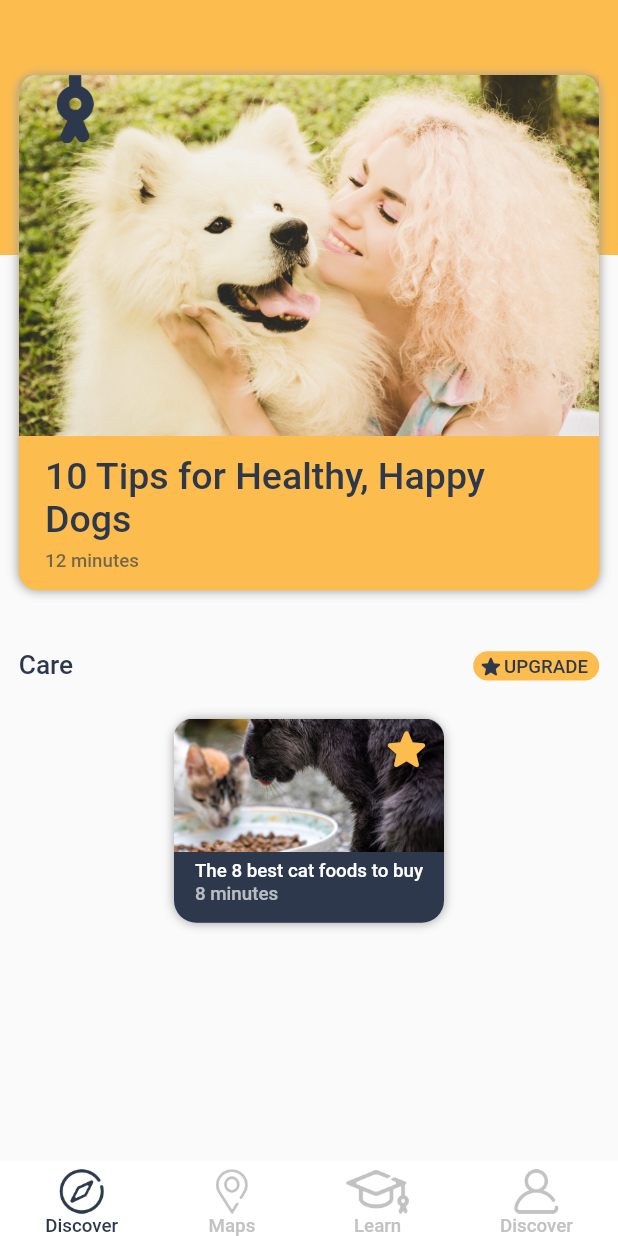
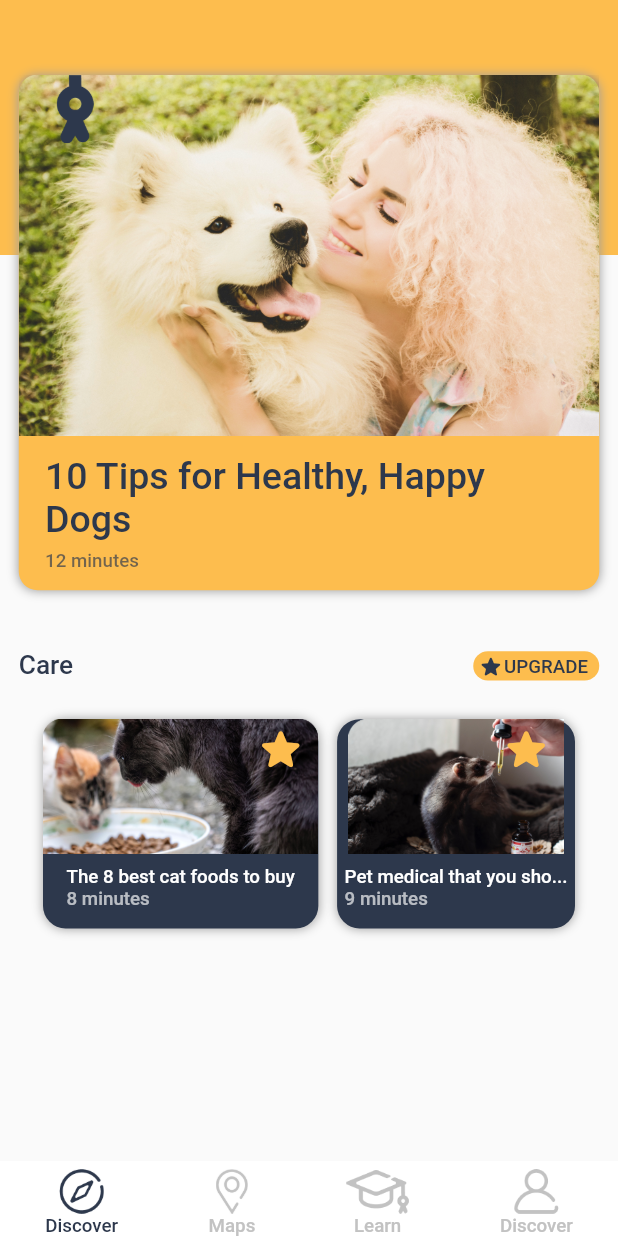
Before and after one commit to dnamme/mobile-dev-challenge, a Flutter app: the screen it shows after launch, on a phone screen of 412 x 824 dp. Run offline on Flutter 3.47's test engine with Material 2 defaults, Android fonts, the phone set to English and light mode, and no system bars; our stand-ins replace google_fonts; missing offline and left inert: dart:ffi.

Commit message:
Add initial tile 2

```diff
--- a/lib/main.dart
+++ b/lib/main.dart
@@ -31,15 +31,20 @@ class _HomeState extends State<Home> {
         body: new CustomPaint(
             painter: BackgroundPainter(),
             child: new SingleChildScrollView(
-              padding: EdgeInsets.fromLTRB(12.5, 50.0, 12.5, 10.0),
+              padding: EdgeInsets.only(top: 50.0, bottom: 15.0),
+              // padding: EdgeInsets.fromLTRB(12.5, 50.0, 12.5, 10.0),
               child: new Column(
                 children: [
-                  new Container(
+                  new Padding(
+                      padding: EdgeInsets.only(left: 12.5, right: 12.5),
+                      child: new Container(
                           decoration: BoxDecoration(
                               color: Color(0xfffdbd4e),
-                          borderRadius: BorderRadius.all(Radius.circular(12.5)),
+                              borderRadius:
+                                  BorderRadius.all(Radius.circular(12.5)),
                               boxShadow: [
-                            new BoxShadow(color: Colors.grey, blurRadius: 5.0)
+                                new BoxShadow(
+                                    color: Colors.grey, blurRadius: 5.0)
                               ]),
                           child: new Column(children: [
                             new Stack(children: [
@@ -66,15 +71,16 @@ class _HomeState extends State<Home> {
                                         padding: EdgeInsets.only(top: 5.0),
                                         child: new Text('12 minutes',
                                             style: GoogleFonts.roboto(
-                                          color: Color(0xaa2d384c), // 43 (67)
+                                              color:
+                                                  Color(0xaa2d384c), // 43 (67)
                                               fontSize: 12.50,
                                               fontWeight: FontWeight.w500,
                                             )))
                                   ],
                                 ))
-                      ])),
+                          ]))),
                   new Padding(
-                      padding: EdgeInsets.only(top: 40.0, bottom: 25.0),
+                      padding: EdgeInsets.fromLTRB(12.5, 40.0, 12.5, 25.0),
                       child: new Row(
                           mainAxisAlignment: MainAxisAlignment.spaceBetween,
                           children: [
@@ -102,7 +108,9 @@ class _HomeState extends State<Home> {
                               ),
                             )
                           ])),
-                  new SingleChildScrollView(
+                  new Padding(
+                      padding: EdgeInsets.only(left: 12.5),
+                      child: new SingleChildScrollView(
                           scrollDirection: Axis.horizontal,
                           child: new Row(children: [
                             new Container(
@@ -114,23 +122,24 @@ class _HomeState extends State<Home> {
                                       new BoxShadow(
                                           color: Colors.grey, blurRadius: 5.0)
                                     ]),
-                            width: 180.0,
+                                margin: EdgeInsets.only(right: 12.5),
                                 child: new Column(
                                   children: [
                                     new Stack(children: [
                                       new Image.asset(
                                           'assets/img/Meow_Meow_Eating.png',
-                                      width: 180.0),
+                                          height: 90.0),
                                       Positioned(
                                           top: 3.0,
                                           right: 7.5,
                                           child: new Icon(Icons.star_rounded,
-                                          color: Color(0xfffdbd4e), size: 35.0))
+                                              color: Color(0xfffdbd4e),
+                                              size: 35.0))
                                     ]),
                                     new Container(
                                         child: new Padding(
                                             padding: EdgeInsets.fromLTRB(
-                                            5.0, 5.0, 5.0, 12.5),
+                                                5.0, 7.0, 5.0, 12.5),
                                             child: new Column(
                                                 crossAxisAlignment:
                                                     CrossAxisAlignment.start,
@@ -138,23 +147,71 @@ class _HomeState extends State<Home> {
                                                   new Text(
                                                       'The 8 best cat foods to buy',
                                                       style: GoogleFonts.roboto(
-                                                      color: Color(0xffffffff),
+                                                          color:
+                                                              Color(0xffffffff),
                                                           fontSize: 12.5,
                                                           fontWeight:
                                                               FontWeight.w500)),
                                                   new Text('8 minutes',
                                                       style: GoogleFonts.roboto(
-                                                      color: Color(0xaaffffff),
+                                                          color:
+                                                              Color(0xaaffffff),
                                                           fontSize: 12.5,
                                                           fontWeight:
                                                               FontWeight.w500))
                                                 ])))
                                   ],
                                 )),
-                        new Column(),
-                        new Column(),
-                        new Column()
-                      ]))
+                            new Container(
+                                decoration: BoxDecoration(
+                                    color: Color(0xff2d384c),
+                                    borderRadius:
+                                        BorderRadius.all(Radius.circular(15.0)),
+                                    boxShadow: [
+                                      new BoxShadow(
+                                          color: Colors.grey, blurRadius: 5.0)
+                                    ]),
+                                margin: EdgeInsets.only(right: 12.5),
+                                child: new Column(
+                                  children: [
+                                    new Stack(children: [
+                                      new Image.asset(
+                                          'assets/img/Rat_Drops.png',
+                                          height: 90.0),
+                                      Positioned(
+                                          top: 3.0,
+                                          right: 7.5,
+                                          child: new Icon(Icons.star_rounded,
+                                              color: Color(0xfffdbd4e),
+                                              size: 35.0))
+                                    ]),
+                                    new Container(
+                                        child: new Padding(
+                                            padding: EdgeInsets.fromLTRB(
+                                                5.0, 7.0, 5.0, 12.5),
+                                            child: new Column(
+                                                crossAxisAlignment:
+                                                    CrossAxisAlignment.start,
+                                                children: [
+                                                  new Text(
+                                                      'Pet medical that you sho...',
+                                                      style: GoogleFonts.roboto(
+                                                          color:
+                                                              Color(0xffffffff),
+                                                          fontSize: 12.5,
+                                                          fontWeight:
+                                                              FontWeight.w500)),
+                                                  new Text('9 minutes',
+                                                      style: GoogleFonts.roboto(
+                                                          color:
+                                                              Color(0xaaffffff),
+                                                          fontSize: 12.5,
+                                                          fontWeight:
+                                                              FontWeight.w500))
+                                                ])))
+                                  ],
+                                )),
+                          ])))
                 ],
               ),
             )
```
Lines whose indentation alone changed are shown as unchanged.
